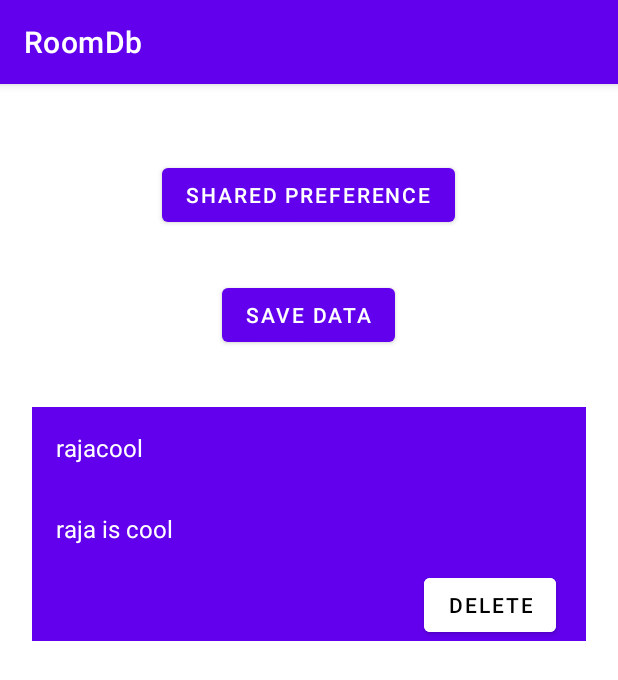
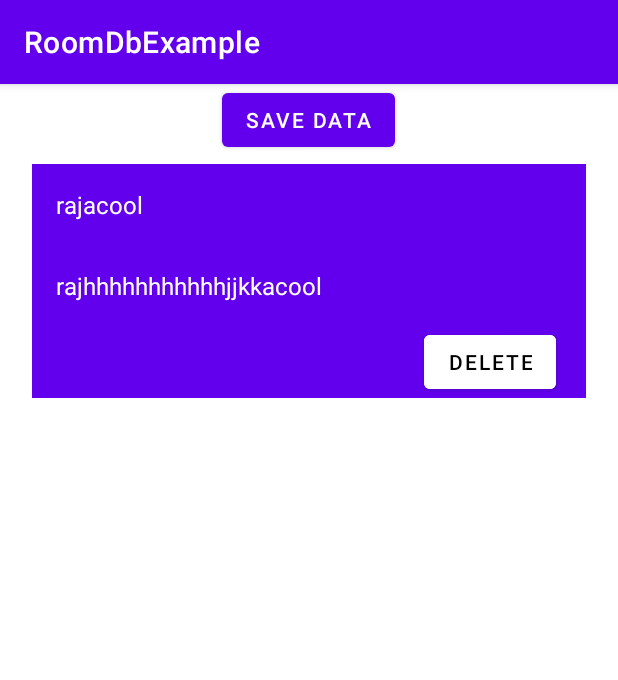
Before and after one commit to samanjhutty/Android-RoomDB, an Android app: the MainActivity screen opened directly, with no data from a screen before it, after a tap on "SAVE DATA", on a phone screen of 412 x 824 dp. Shown: the top 680 px of the screen. Run offline under Robolectric (Android 15) with nearby library versions, the phone set to English and light mode, and no system bars; our stand-ins replace Room's generated code, data binding.

Commit message:
Origional zip

```diff
--- a/app/build.gradle
+++ b/app/build.gradle
@@ -12,7 +12,7 @@ android {
         minSdk 20
         targetSdk 30
         versionCode 1
-        versionName "1.1"
+        versionName "1.0"
         multiDexEnabled = true
         testInstrumentationRunner "androidx.test.runner.AndroidJUnitRunner"
     }
--- a/app/src/main/java/com/o7solutions/roomdbexample/MainActivity.kt
+++ b/app/src/main/java/com/o7solutions/roomdbexample/MainActivity.kt
@@ -1,6 +1,5 @@
 package com.o7solutions.roomdbexample
 
-import android.content.Intent
 import android.os.AsyncTask
 import androidx.appcompat.app.AppCompatActivity
 import android.os.Bundle
@@ -20,12 +19,9 @@ class MainActivity : AppCompatActivity() {
             enteredData()
             supportFragmentManager.beginTransaction().replace(R.id.MyContainer,ShowNoteFragment()).commit()
         }
-        findViewById<Button>(R.id.btn_shared_preference).setOnClickListener{
+    }
 
-            val a=Intent(this,AnotherActivity::class.java)
-            startActivity(a)
-        }
-    }
+
 
     fun enteredData(){
 
@@ -34,7 +30,7 @@ class MainActivity : AppCompatActivity() {
             override fun doInBackground(vararg p0: Void?): Void? {
                 val note=NoteEntity()
                 note.title="rajacool"
-                note.desc="raja is cool"
+                note.desc="rajhhhhhhhhhhhjjkkacool"
 
                 AppDb.getDatabase(this@MainActivity).noteDao().saveData(note)
                 return null
--- a/app/src/main/java/com/o7solutions/roomdbexample/adapter/RecyclerViewAdapterShowNotes.kt
+++ b/app/src/main/java/com/o7solutions/roomdbexample/adapter/RecyclerViewAdapterShowNotes.kt
@@ -46,7 +46,7 @@ class RecyclerViewAdapterShowNotes(private val list: List<NoteEntity> ,var conte
             val obj=UpdateFragment()
             val bundle=Bundle()
 
-            bundle.putInt("id", item.id!!)
+//            bundle.putString("id",item.id.toString())
             bundle.putString("title",item.title)
             bundle.putString("desc",item.desc)
             obj.arguments=bundle
--- a/app/src/main/res/layout/activity_main.xml
+++ b/app/src/main/res/layout/activity_main.xml
@@ -7,21 +7,10 @@
     android:orientation="vertical"
     tools:context=".MainActivity">
 
-    <Button
-        android:layout_marginTop="50dp"
-        android:id="@+id/btn_shared_preference"
-        android:layout_width="wrap_content"
-        android:layout_height="wrap_content"
-        android:text="Shared Preference"
-        android:layout_marginBottom="32dp"
-        android:layout_gravity="center"/>
-
-    <Button
-        android:id="@+id/btnSave"
+    <Button android:id="@+id/btnSave"
         android:layout_width="wrap_content"
         android:layout_height="wrap_content"
         android:text="Save Data"
-        android:layout_marginBottom="32dp"
         android:layout_gravity="center_horizontal"
         app:layout_constraintBottom_toBottomOf="parent"
         app:layout_constraintLeft_toLeftOf="parent"
--- a/app/src/main/res/values/strings.xml
+++ b/app/src/main/res/values/strings.xml
@@ -1,3 +1,5 @@
 <resources>
-    <string name="app_name">RoomDb</string>
+    <string name="app_name">RoomDbExample</string>
+    <!-- TODO: Remove or change this placeholder text -->
+    <string name="hello_blank_fragment">Hello blank fragment</string>
 </resources>
```
Also changed, not shown: app/src/main/java/com/o7solutions/roomdbexample/AnotherActivity.kt (+1 -8 lines), app/src/main/java/com/o7solutions/roomdbexample/fragments/UpdateFragment.kt (+4 -4 lines), app/src/main/res/layout/activity_another.xml (+1 -10 lines), 1 other file.
